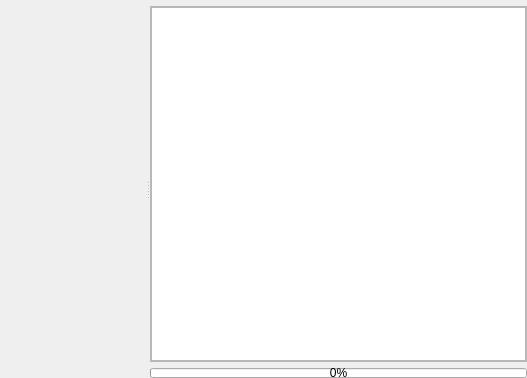
Old version of the form src/plugins/poshuku/browserwidget.ui in the repository 0xd34df00d/leechcraft.
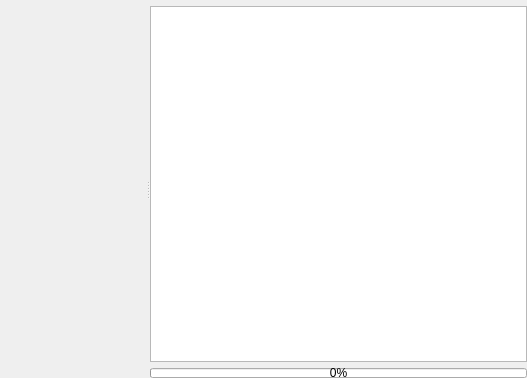
New version of the form. Custom widgets are drawn as their Qt base class.

```diff
--- a/src/plugins/poshuku/browserwidget.ui
+++ b/src/plugins/poshuku/browserwidget.ui
@@ -51,6 +51,9 @@
             </property>
             <item>
              <widget class="QGraphicsView" name="WebGraphicsView_">
+              <property name="frameShape">
+               <enum>QFrame::NoFrame</enum>
+              </property>
               <property name="verticalScrollBarPolicy">
                <enum>Qt::ScrollBarAlwaysOff</enum>
               </property>
```
